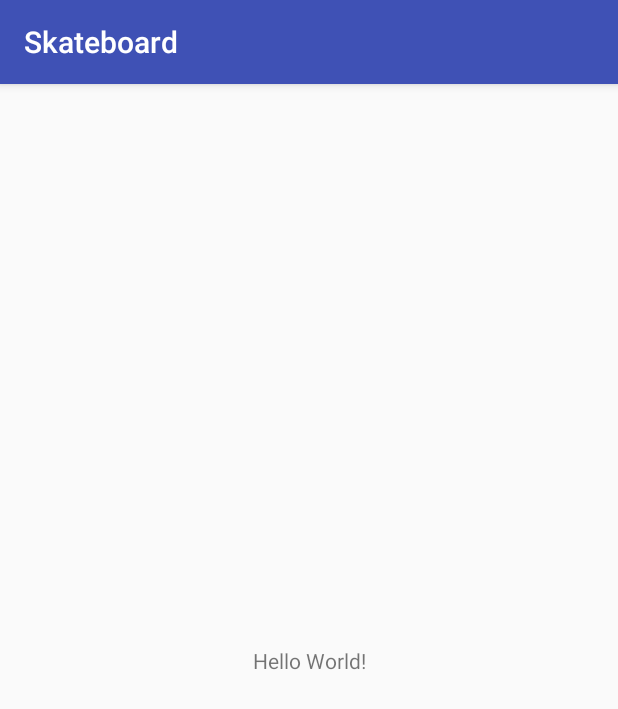
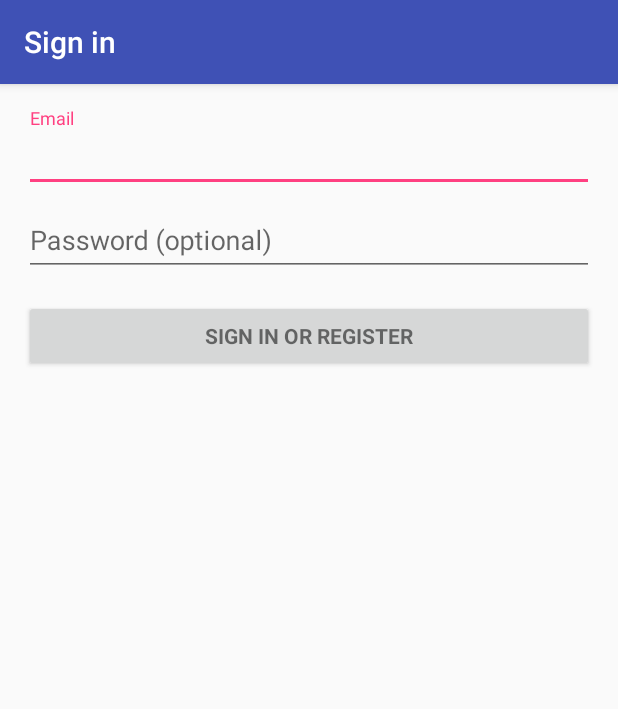
Before and after one commit to cgullickson2/SkateBoard, an Android app: the screen it shows after launch (MainActivity before the commit, LoginActivity after it), on a phone screen of 412 x 824 dp. Shown: the top 709 px of the screen. Run offline under Robolectric (Android 15) with nearby library versions, the phone set to English and light mode, and no system bars; 2 statements that could not run were skipped.

Commit message:
Login Screen Semi-functional

```diff
--- a/app/build.gradle
+++ b/app/build.gradle
@@ -25,6 +25,7 @@ dependencies {
     implementation 'com.google.firebase:firebase-core:16.0.4'
     implementation 'com.google.firebase:firebase-database:16.0.3'
     implementation 'com.google.firebase:firebase-auth:16.0.5'
+    implementation 'com.android.support:design:28.0.0'
     testImplementation 'junit:junit:4.12'
     androidTestImplementation 'com.android.support.test:runner:1.0.2'
     androidTestImplementation 'com.android.support.test.espresso:espresso-core:3.0.2'
--- a/app/src/main/java/com/example/skateboard/GroupInteraction.java
+++ /dev/null
@@ -1,6 +0,0 @@
-package com.example.skateboard;
-
-public class GroupInteraction {
-
-    g
-}
--- /dev/null
+++ b/app/src/main/java/com/example/skateboard/LoginActivity.java
@@ -0,0 +1,352 @@
+package com.example.skateboard;
+
+import android.animation.Animator;
+import android.animation.AnimatorListenerAdapter;
+import android.annotation.TargetApi;
+import android.content.pm.PackageManager;
+import android.support.annotation.NonNull;
+import android.support.design.widget.Snackbar;
+import android.support.v7.app.AppCompatActivity;
+import android.app.LoaderManager.LoaderCallbacks;
+
+import android.content.CursorLoader;
+import android.content.Intent;
+import android.content.Loader;
+import android.database.Cursor;
+import android.net.Uri;
+import android.os.AsyncTask;
+
+import android.os.Build;
+import android.os.Bundle;
+import android.provider.ContactsContract;
+import android.text.TextUtils;
+import android.view.KeyEvent;
+import android.view.View;
+import android.view.View.OnClickListener;
+import android.view.inputmethod.EditorInfo;
+import android.widget.ArrayAdapter;
+import android.widget.AutoCompleteTextView;
+import android.widget.Button;
+import android.widget.EditText;
+import android.widget.TextView;
+
+import java.util.ArrayList;
+import java.util.List;
+
+import static android.Manifest.permission.READ_CONTACTS;
+
+/**
+ * A login screen that offers login via email/password.
+ */
+public class LoginActivity extends AppCompatActivity implements LoaderCallbacks<Cursor> {
+
+    /**
+     * Id to identity READ_CONTACTS permission request.
+     */
+    private static final int REQUEST_READ_CONTACTS = 0;
+
+    /**
+     * A dummy authentication store containing known user names and passwords.
+     * TODO: remove after connecting to a real authentication system.
+     */
+    private static final String[] DUMMY_CREDENTIALS = new String[]{
+            "foo@example.com:hello", "bar@example.com:world"
+    };
+    /**
+     * Keep track of the login task to ensure we can cancel it if requested.
+     */
+    private UserLoginTask mAuthTask = null;
+
+    // UI references.
+    private AutoCompleteTextView mEmailView;
+    private EditText mPasswordView;
+    private View mProgressView;
+    private View mLoginFormView;
+
+    @Override
+    protected void onCreate(Bundle savedInstanceState) {
+        super.onCreate(savedInstanceState);
+        setContentView(R.layout.activity_login);
+        // Set up the login form.
+        mEmailView = (AutoCompleteTextView) findViewById(R.id.email);
+        populateAutoComplete();
+
+        mPasswordView = (EditText) findViewById(R.id.password);
+        mPasswordView.setOnEditorActionListener(new TextView.OnEditorActionListener() {
+            @Override
+            public boolean onEditorAction(TextView textView, int id, KeyEvent keyEvent) {
+                if (id == EditorInfo.IME_ACTION_DONE || id == EditorInfo.IME_NULL) {
+                    attemptLogin();
+                    return true;
+                }
+                return false;
+            }
+        });
+
+        Button mEmailSignInButton = (Button) findViewById(R.id.email_sign_in_button);
+        mEmailSignInButton.setOnClickListener(new OnClickListener() {
+            @Override
+            public void onClick(View view) {
+                attemptLogin();
+            }
+        });
+
+        mLoginFormView = findViewById(R.id.login_form);
+        mProgressView = findViewById(R.id.login_progress);
+    }
+
+    private void populateAutoComplete() {
+        if (!mayRequestContacts()) {
+            return;
+        }
+
+        getLoaderManager().initLoader(0, null, this);
+    }
+
+    private boolean mayRequestContacts() {
+        if (Build.VERSION.SDK_INT < Build.VERSION_CODES.M) {
+            return true;
+        }
+        if (checkSelfPermission(READ_CONTACTS) == PackageManager.PERMISSION_GRANTED) {
+            return true;
+        }
+        if (shouldShowRequestPermissionRationale(READ_CONTACTS)) {
+            Snackbar.make(mEmailView, R.string.permission_rationale, Snackbar.LENGTH_INDEFINITE)
+                    .setAction(android.R.string.ok, new View.OnClickListener() {
+                        @Override
+                        @TargetApi(Build.VERSION_CODES.M)
+                        public void onClick(View v) {
+                            requestPermissions(new String[]{READ_CONTACTS}, REQUEST_READ_CONTACTS);
+                        }
+                    });
+        } else {
+            requestPermissions(new String[]{READ_CONTACTS}, REQUEST_READ_CONTACTS);
+        }
+        return false;
+    }
+
+    /**
+     * Callback received when a permissions request has been completed.
+     */
+    @Override
+    public void onRequestPermissionsResult(int requestCode, @NonNull String[] permissions,
+                                           @NonNull int[] grantResults) {
+        if (requestCode == REQUEST_READ_CONTACTS) {
+            if (grantResults.length == 1 && grantResults[0] == PackageManager.PERMISSION_GRANTED) {
+                populateAutoComplete();
+            }
+        }
+    }
+
+
+    /**
+     * Attempts to sign in or register the account specified by the login form.
+     * If there are form errors (invalid email, missing fields, etc.), the
+     * errors are presented and no actual login attempt is made.
+     */
+    private void attemptLogin() {
+        if (mAuthTask != null) {
+            return;
+        }
+
+        // Reset errors.
+        mEmailView.setError(null);
+        mPasswordView.setError(null);
+
+        // Store values at the time of the login attempt.
+        String email = mEmailView.getText().toString();
+        String password = mPasswordView.getText().toString();
+
+        boolean cancel = false;
+        View focusView = null;
+
+        // Check for a valid password, if the user entered one.
+        if (!TextUtils.isEmpty(password) && !isPasswordValid(password)) {
+            mPasswordView.setError(getString(R.string.error_invalid_password));
+            focusView = mPasswordView;
+            cancel = true;
+        }
+
+        // Check for a valid email address.
+        if (TextUtils.isEmpty(email)) {
+            mEmailView.setError(getString(R.string.error_field_required));
+            focusView = mEmailView;
+            cancel = true;
+        } else if (!isEmailValid(email)) {
+            mEmailView.setError(getString(R.string.error_invalid_email));
+            focusView = mEmailView;
+            cancel = true;
+        }
+
+        if (cancel) {
+            // There was an error; don't attempt login and focus the first
+            // form field with an error.
+            focusView.requestFocus();
+        } else {
+            // Show a progress spinner, and kick off a background task to
+            // perform the user login attempt.
+            showProgress(true);
+            mAuthTask = new UserLoginTask(email, password);
+            mAuthTask.execute((Void) null);
+        }
+    }
+
+    private boolean isEmailValid(String email) {
+        //TODO: Replace this with your own logic
+        return email.contains("@");
+    }
+
+    private boolean isPasswordValid(String password) {
+        //TODO: Replace this with your own logic
+        return password.length() > 4;
+    }
+
+    /**
+     * Shows the progress UI and hides the login form.
+     */
+    @TargetApi(Build.VERSION_CODES.HONEYCOMB_MR2)
+    private void showProgress(final boolean show) {
+        // On Honeycomb MR2 we have the ViewPropertyAnimator APIs, which allow
+        // for very easy animations. If available, use these APIs to fade-in
+        // the progress spinner.
+        if (Build.VERSION.SDK_INT >= Build.VERSION_CODES.HONEYCOMB_MR2) {
+            int shortAnimTime = getResources().getInteger(android.R.integer.config_shortAnimTime);
+
+            mLoginFormView.setVisibility(show ? View.GONE : View.VISIBLE);
+            mLoginFormView.animate().setDuration(shortAnimTime).alpha(
+                    show ? 0 : 1).setListener(new AnimatorListenerAdapter() {
+                @Override
+                public void onAnimationEnd(Animator animation) {
+                    mLoginFormView.setVisibility(show ? View.GONE : View.VISIBLE);
+                }
+            });
+
+            mProgressView.setVisibility(show ? View.VISIBLE : View.GONE);
+            mProgressView.animate().setDuration(shortAnimTime).alpha(
+                    show ? 1 : 0).setListener(new AnimatorListenerAdapter() {
+                @Override
+                public void onAnimationEnd(Animator animation) {
+                    mProgressView.setVisibility(show ? View.VISIBLE : View.GONE);
+                }
+            });
+        } else {
+            // The ViewPropertyAnimator APIs are not available, so simply show
+            // and hide the relevant UI components.
+            mProgressView.setVisibility(show ? View.VISIBLE : View.GONE);
+            mLoginFormView.setVisibility(show ? View.GONE : View.VISIBLE);
+        }
+    }
+
+    @Override
+    public Loader<Cursor> onCreateLoader(int i, Bundle bundle) {
+        return new CursorLoader(this,
+                // Retrieve data rows for the device user's 'profile' contact.
+                Uri.withAppendedPath(ContactsContract.Profile.CONTENT_URI,
+                        ContactsContract.Contacts.Data.CONTENT_DIRECTORY), ProfileQuery.PROJECTION,
+
+                // Select only email addresses.
+                ContactsContract.Contacts.Data.MIMETYPE +
+                        " = ?", new String[]{ContactsContract.CommonDataKinds.Email
+                .CONTENT_ITEM_TYPE},
+
+                // Show primary email addresses first. Note that there won't be
+                // a primary email address if the user hasn't specified one.
+                ContactsContract.Contacts.Data.IS_PRIMARY + " DESC");
+    }
+
+    @Override
+    public void onLoadFinished(Loader<Cursor> cursorLoader, Cursor cursor) {
+        List<String> emails = new ArrayList<>();
+        cursor.moveToFirst();
+        while (!cursor.isAfterLast()) {
+            emails.add(cursor.getString(ProfileQuery.ADDRESS));
+            cursor.moveToNext();
+        }
+
+        addEmailsToAutoComplete(emails);
+    }
+
+    @Override
+    public void onLoaderReset(Loader<Cursor> cursorLoader) {
+
+    }
+
+    private void addEmailsToAutoComplete(List<String> emailAddressCollection) {
+        //Create adapter to tell the AutoCompleteTextView what to show in its dropdown list.
+        ArrayAdapter<String> adapter =
+                new ArrayAdapter<>(LoginActivity.this,
+                        android.R.layout.simple_dropdown_item_1line, emailAddressCollection);
+
+        mEmailView.setAdapter(adapter);
+    }
+
+
+    private interface ProfileQuery {
+        String[] PROJECTION = {
+                ContactsContract.CommonDataKinds.Email.ADDRESS,
+                ContactsContract.CommonDataKinds.Email.IS_PRIMARY,
+        };
+
+        int ADDRESS = 0;
+        int IS_PRIMARY = 1;
+    }
+
+    /**
+     * Represents an asynchronous login/registration task used to authenticate
+     * the user.
+     */
+    public class UserLoginTask extends AsyncTask<Void, Void, Boolean> {
+
+        private final String mEmail;
+        private final String mPassword;
+
+        UserLoginTask(String email, String password) {
+            mEmail = email;
+            mPassword = password;
+        }
+
+        @Override
+        protected Boolean doInBackground(Void... params) {
+            // TODO: attempt authentication against a network service.
+
+            try {
+                // Simulate network access.
+                Thread.sleep(2000);
+            } catch (InterruptedException e) {
+                return false;
+            }
+
+            for (String credential : DUMMY_CREDENTIALS) {
+                String[] pieces = credential.split(":");
+                if (pieces[0].equals(mEmail)) {
+                    // Account exists, return true if the password matches.
+                    return pieces[1].equals(mPassword);
+                }
+            }
+
+            // TODO: register the new account here.
+            return true;
+        }
+
+        @Override
+        protected void onPostExecute(final Boolean success) {
+            mAuthTask = null;
+            showProgress(false);
+
+            if (success) {
+                Intent intent = new Intent("com.example.skateboard.MainActivity");
+                finish();
+                startActivity(intent);
+            } else {
+                mPasswordView.setError(getString(R.string.error_incorrect_password));
+                mPasswordView.requestFocus();
+            }
+        }
+
+        @Override
+        protected void onCancelled() {
+            mAuthTask = null;
+            showProgress(false);
+        }
+    }
+}
--- /dev/null
+++ b/app/src/main/res/layout/activity_login.xml
@@ -0,0 +1,78 @@
+<?xml version="1.0" encoding="utf-8"?>
+<LinearLayout xmlns:android="http://schemas.android.com/apk/res/android"
+    xmlns:tools="http://schemas.android.com/tools"
+    android:layout_width="match_parent"
+    android:layout_height="match_parent"
+    android:gravity="center_horizontal"
+    android:orientation="vertical"
+    android:paddingLeft="@dimen/activity_horizontal_margin"
+    android:paddingTop="@dimen/activity_vertical_margin"
+    android:paddingRight="@dimen/activity_horizontal_margin"
+    android:paddingBottom="@dimen/activity_vertical_margin"
+    tools:context=".LoginActivity">
+
+    <!-- Login progress -->
+    <ProgressBar
+        android:id="@+id/login_progress"
+        style="?android:attr/progressBarStyleLarge"
+        android:layout_width="wrap_content"
+        android:layout_height="wrap_content"
+        android:layout_marginBottom="8dp"
+        android:visibility="gone" />
+
+    <ScrollView
+        android:id="@+id/login_form"
+        android:layout_width="match_parent"
+        android:layout_height="match_parent">
+
+        <LinearLayout
+            android:id="@+id/email_login_form"
+            android:layout_width="match_parent"
+            android:layout_height="wrap_content"
+            android:orientation="vertical">
+
+            <android.support.design.widget.TextInputLayout
+                android:layout_width="match_parent"
+                android:layout_height="wrap_content">
+
+                <AutoCompleteTextView
+                    android:id="@+id/email"
+                    android:layout_width="match_parent"
+                    android:layout_height="wrap_content"
+                    android:hint="@string/prompt_email"
+                    android:inputType="textEmailAddress"
+                    android:maxLines="1"
+                    android:singleLine="true" />
+
+            </android.support.design.widget.TextInputLayout>
+
+            <android.support.design.widget.TextInputLayout
+                android:layout_width="match_parent"
+                android:layout_height="wrap_content">
+
+                <EditText
+                    android:id="@+id/password"
+                    android:layout_width="match_parent"
+                    android:layout_height="wrap_content"
+                    android:hint="@string/prompt_password"
+                    android:imeActionId="6"
+                    android:imeActionLabel="@string/action_sign_in_short"
+                    android:imeOptions="actionUnspecified"
+                    android:inputType="textPassword"
+                    android:maxLines="1"
+                    android:singleLine="true" />
+
+            </android.support.design.widget.TextInputLayout>
+
+            <Button
+                android:id="@+id/email_sign_in_button"
+                style="?android:textAppearanceSmall"
+                android:layout_width="match_parent"
+                android:layout_height="wrap_content"
+                android:layout_marginTop="16dp"
+                android:text="@string/action_sign_in"
+                android:textStyle="bold" />
+
+        </LinearLayout>
+    </ScrollView>
+</LinearLayout>
--- /dev/null
+++ b/app/src/main/res/values/dimens.xml
@@ -0,0 +1,5 @@
+<resources>
+    <!-- Default screen margins, per the Android Design guidelines. -->
+    <dimen name="activity_horizontal_margin">16dp</dimen>
+    <dimen name="activity_vertical_margin">16dp</dimen>
+</resources>
--- a/app/src/main/res/values/strings.xml
+++ b/app/src/main/res/values/strings.xml
@@ -1,3 +1,16 @@
 <resources>
     <string name="app_name">Skateboard</string>
+    <string name="title_activity_login">Sign in</string>
+    <!-- Strings related to login -->
+    <string name="prompt_email">Email</string>
+    <string name="prompt_password">Password (optional)</string>
+    <string name="action_sign_in">Sign in or register</string>
+    <string name="action_sign_in_short">Sign in</string>
+    <string name="error_invalid_email">This email address is invalid</string>
+    <string name="error_invalid_password">This password is too short</string>
+    <string name="error_incorrect_password">This password is incorrect</string>
+    <string name="error_field_required">This field is required</string>
+    <string name="permission_rationale">"Contacts permissions are needed for providing email
+        completions."
+    </string>
 </resources>
```
Also changed, not shown: app/src/main/AndroidManifest.xml (+15 -1 lines), app/src/main/res/layout/activity_main.xml (line endings or trailing spaces), 2 other files.
